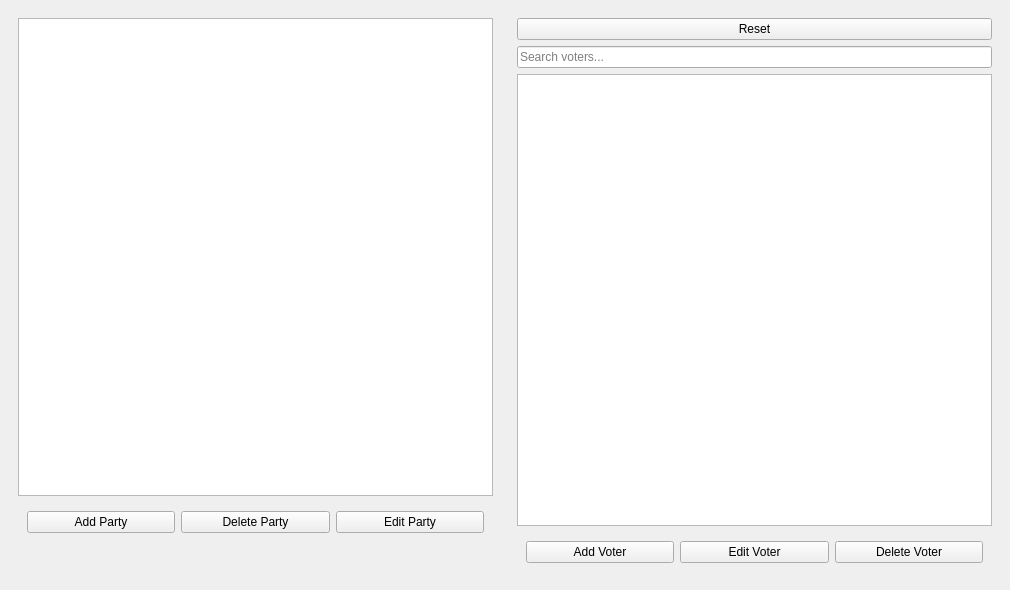
Before: the Qt Designer form src/gui/mainwindow.ui in 4ahlikNevmiruchi/PoliticalSim, drawn with Qt 5.
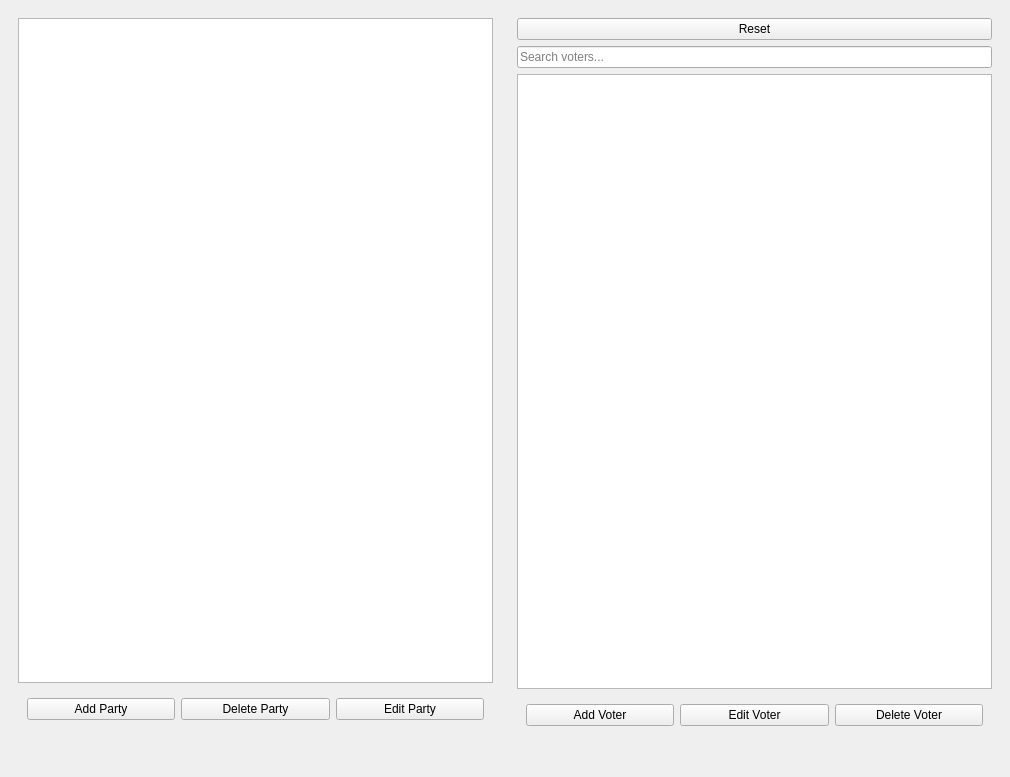
After: the same form once the commit is applied.

Commit message: values, functions, database filling, charts fixes

```diff
--- a/src/gui/mainwindow.ui
+++ b/src/gui/mainwindow.ui
@@ -7,7 +7,7 @@
     <x>0</x>
     <y>0</y>
     <width>1010</width>
-    <height>590</height>
+    <height>777</height>
    </rect>
   </property>
   <property name="windowTitle">
@@ -120,6 +120,15 @@
          </layout>
         </widget>
        </item>
+       <item>
+        <widget class="QWidget" name="voterChartContainer" native="true">
+         <layout class="QVBoxLayout" name="verticalLayout_4">
+          <item>
+           <widget class="QWidget" name="voterFocusWidget" native="true"/>
+          </item>
+         </layout>
+        </widget>
+       </item>
       </layout>
      </widget>
     </item>
```
Left out of the diff: 2 changed lines with no effect on the pictures. The commit also changes 14 other files.
